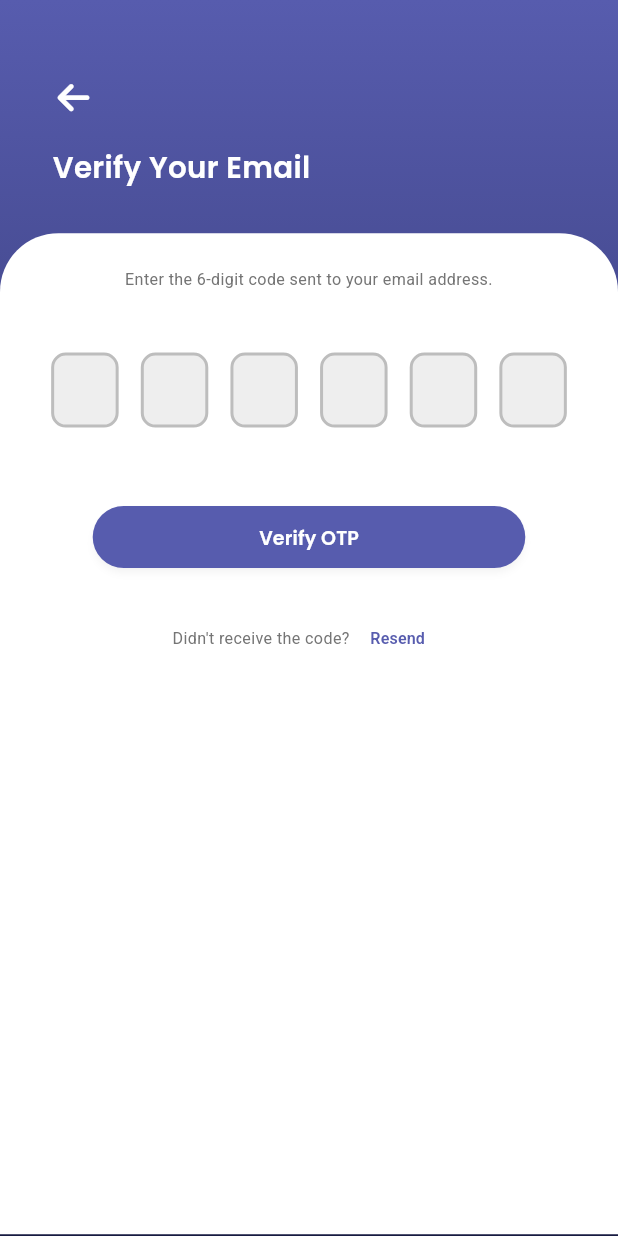
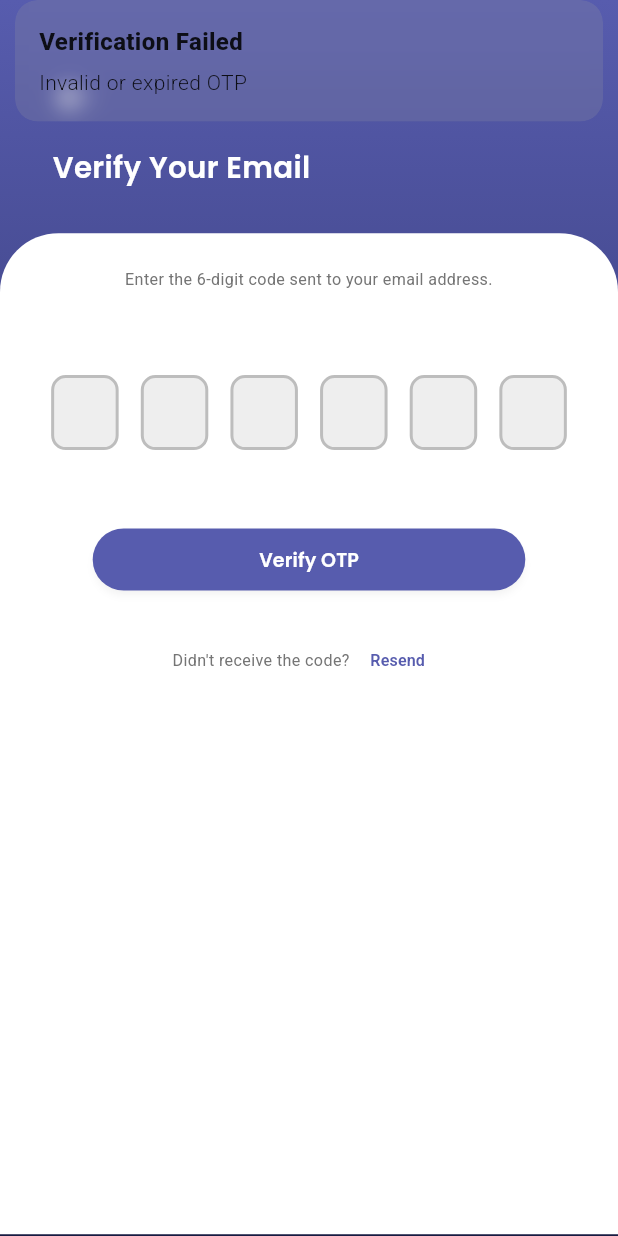
Before and after one commit to AleeXraxa/WorkForce, a Flutter app: the OtpVerificationScreen screen opened directly with empty values, after a tap on "Verify OTP", on a phone screen of 412 x 824 dp. Run offline on Flutter 3.47's test engine with Material 3 defaults, Android fonts, the phone set to English and light mode, and no system bars; drawn by our look-alikes of pin_code_fields; our stand-ins replace cloud_firestore, firebase_auth, firebase_core, flutter_screenutil, font_awesome_flutter, get and 2 more; accounts and stored records are empty.

Commit message:
otp verification progress

```diff
--- a/lib/Features/Authentication/Controller/otp_controller.dart
+++ b/lib/Features/Authentication/Controller/otp_controller.dart
@@ -1,52 +1,80 @@
+import 'dart:async';
 import 'package:workforce/Core/app_core.dart';
 
 class OtpController extends GetxController {
-  final otpController = TextEditingController();
   final isVerifying = false.obs;
+  final isLoading = false.obs;
+  final resendCooldown = 0.obs;
   final otpService = OtpService();
+
+  late TextEditingController otpController;
+  Timer? _resendTimer;
+
+  @override
+  void onInit() {
+    super.onInit();
+    otpController = TextEditingController();
+  }
 
   Future<void> sendOtp({
     required String uid,
     required String email,
     required String username,
   }) async {
-    await otpService.generateAndSendOtp(
-      uid: uid,
-      email: email,
-      username: username,
-    );
+    try {
+      await otpService.generateAndSendOtp(
+        uid: uid,
+        email: email,
+        username: username,
+      );
+      showSuccessDialog('OTP Sent', 'Please check your email');
+      startResendCooldown();
+    } catch (e) {
+      FirebaseErrorHandler.handle(e);
+    }
   }
 
-  final isLoading = false.obs;
   Future<void> verifyOtp(String uid) async {
     try {
       isLoading.value = true;
       isVerifying.value = true;
+
       final enteredOtp = otpController.text.trim();
-
-      final success = await otpService.verifyOtp(
-        uid: uid,
-        enteredOtp: enteredOtp,
-      );
+      final success =
+          await otpService.verifyOtp(uid: uid, enteredOtp: enteredOtp);
 
       if (success) {
-        showSuccessDialog('Succefully Verified', 'Redirecting to Login');
-        await Future.delayed(const Duration(milliseconds: 300));
+        showSuccessDialog('Successfully Verified', 'Redirecting to Login');
+        await Future.delayed(const Duration(milliseconds: 500));
+        otpController.clear();
+
         Get.offAll(() => Login());
       } else {
-        print('error');
+        Get.snackbar('Verification Failed', 'Invalid or expired OTP');
       }
     } catch (e) {
       FirebaseErrorHandler.handle(e);
     } finally {
+      isLoading.value = false;
       isVerifying.value = false;
-      isLoading.value = false;
     }
+  }
+
+  void startResendCooldown() {
+    resendCooldown.value = 60;
+    _resendTimer?.cancel();
+    _resendTimer = Timer.periodic(Duration(seconds: 1), (timer) {
+      if (resendCooldown.value > 0) {
+        resendCooldown.value--;
+      } else {
+        timer.cancel();
+      }
+    });
   }
 
   @override
   void onClose() {
-    otpController.dispose();
+    _resendTimer?.cancel();
     super.onClose();
   }
 }
--- a/lib/Features/Authentication/View/login.dart
+++ b/lib/Features/Authentication/View/login.dart
@@ -102,8 +102,6 @@
                 ),
               ),
               SizedBox(height: 0.01.sh),
-
-              // ✅ Animated Header
               FadeTransition(
                 opacity: _headerFade,
                 child: SlideTransition(
@@ -121,8 +119,6 @@
                   ),
                 ),
               ),
-
-              // ✅ Animated Form
               Container(
                 width: double.infinity,
                 height: 0.75.sh,
@@ -186,7 +182,7 @@
                                 textColor: Colors.white,
                                 onTap: () {
                                   if (_formKey.currentState!.validate()) {
-                                    Get.snackbar('Success', 'Validated');
+                                    authController.loginUser();
                                   }
                                 },
                               ),
--- a/lib/Features/Authentication/View/verification.dart
+++ b/lib/Features/Authentication/View/verification.dart
@@ -9,13 +9,13 @@
 
 class _OtpVerificationScreenState extends State<OtpVerificationScreen>
     with SingleTickerProviderStateMixin {
-  late AnimationController _animationController;
-  late Animation<Offset> _slideAnimation;
-  late Animation<double> _fadeAnimation;
-  late Animation<Offset> _headerSlide;
-  late Animation<double> _headerFade;
+  late final AnimationController _animationController;
+  late final Animation<Offset> _slideAnimation;
+  late final Animation<double> _fadeAnimation;
+  late final Animation<Offset> _headerSlide;
+  late final Animation<double> _headerFade;
 
-  final OtpController otpController = Get.find();
+  final OtpController otpController = Get.put(OtpController());
 
   late final String uid;
   late final String username;
@@ -73,6 +73,9 @@
   @override
   void dispose() {
     _animationController.dispose();
+    if (Get.isRegistered<OtpController>()) {
+      Get.delete<OtpController>();
+    }
     super.dispose();
   }
 
@@ -84,10 +87,7 @@
         height: double.infinity,
         decoration: const BoxDecoration(
           gradient: LinearGradient(
-            colors: [
-              AppColors.primaryColor,
-              Color(0xff171b41),
-            ],
+            colors: [AppColors.primaryColor, Color(0xff171b41)],
             begin: Alignment.topCenter,
             end: Alignment.bottomCenter,
           ),
@@ -103,10 +103,8 @@
                   onPressed: () {
                     Get.offAll(() => Login());
                   },
-                  icon: const FaIcon(
-                    FontAwesomeIcons.arrowLeft,
-                    color: Colors.white,
-                  ),
+                  icon: const FaIcon(FontAwesomeIcons.arrowLeft,
+                      color: Colors.white),
                 ),
               ),
               SizedBox(height: 0.01.sh),
@@ -118,7 +116,6 @@
                     padding: const EdgeInsets.only(bottom: 30, left: 35),
                     child: Text(
                       'Verify Your Email',
-                      textAlign: TextAlign.left,
                       style: AppTextStyles.headingW.copyWith(
                         fontSize: 20.sp,
                         fontWeight: FontWeight.w600,
@@ -148,7 +145,7 @@
                         crossAxisAlignment: CrossAxisAlignment.center,
                         children: [
                           Text(
-                            'Enter the 6-digit code sent to your email address.',
+                            'Enter the 6-digit code sent to your email address.\n$email',
                             style: AppTextStyles.subtext,
                             textAlign: TextAlign.center,
                           ),
@@ -177,32 +174,37 @@
                             onChanged: (_) {},
                           ),
                           SizedBox(height: 0.04.sh),
-                          Obx(
-                            () => otpController.isLoading.value
+                          Obx(() {
+                            return otpController.isLoading.value
                                 ? Lottie.asset(
                                     'assets/animations/newloader.json',
                                     height: 100.h,
                                     width: 100.w,
-                                    fit: BoxFit.contain,
                                   )
                                 : PrimaryBtn(
                                     text: 'Verify OTP',
                                     bgColor: AppColors.primaryColor,
                                     textColor: Colors.white,
                                     onTap: () => otpController.verifyOtp(uid),
-                                  ),
-                          ),
+                                  );
+                          }),
                           SizedBox(height: 20.h),
-                          Row(
+                          Obx(() => otpController.resendCooldown.value > 0
+                              ? Text(
+                                  "Resend in ${otpController.resendCooldown.value}",
+                                  style: AppTextStyles.subtext,
+                                )
+                              : Row(
                                   mainAxisAlignment: MainAxisAlignment.center,
                                   children: [
-                              Text(
-                                "Didn't receive the code?",
-                                style: AppTextStyles.subtext,
-                              ),
+                                    Text("Didn't receive the code?",
+                                        style: AppTextStyles.subtext),
                                     TextButton(
                                       onPressed: () => otpController.sendOtp(
-                                    uid: uid, email: email, username: username),
+                                        uid: uid,
+                                        email: email,
+                                        username: username,
+                                      ),
                                       child: Text(
                                         'Resend',
                                         style: AppTextStyles.subtext.copyWith(
@@ -212,7 +214,7 @@
                                       ),
                                     ),
                                   ],
-                          )
+                                )),
                         ],
                       ),
                     ),
```
Also changed, not shown: lib/Features/Authentication/Controller/auth_controller.dart (+86 -0 lines). Lines whose indentation alone changed are shown as unchanged.
